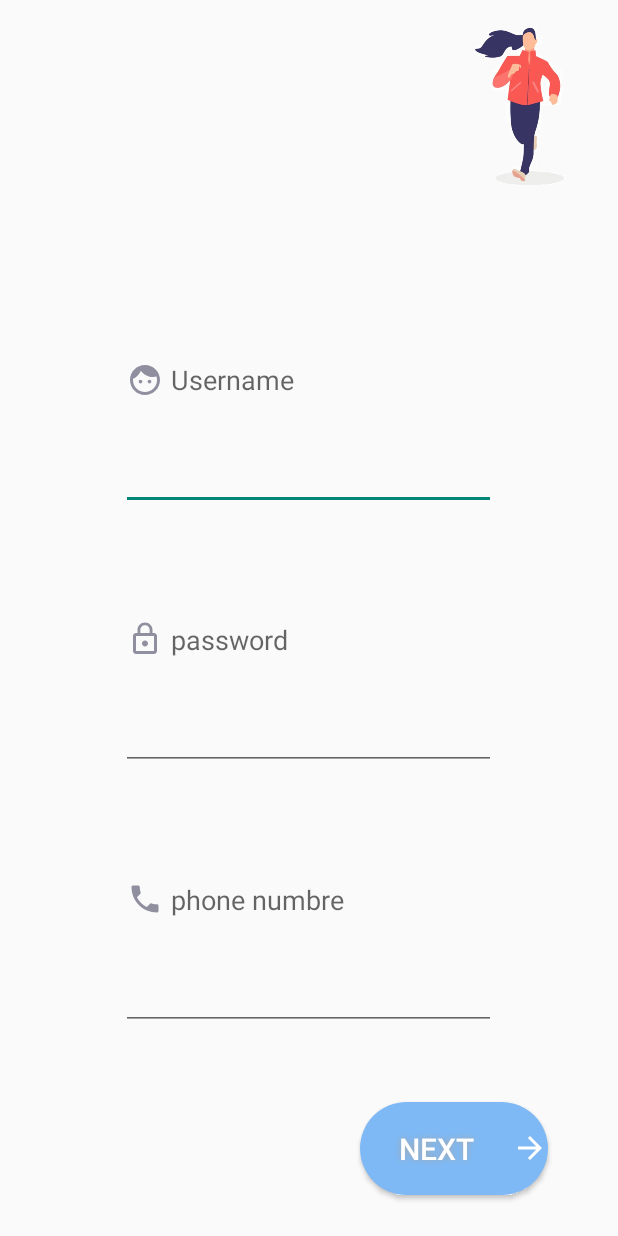
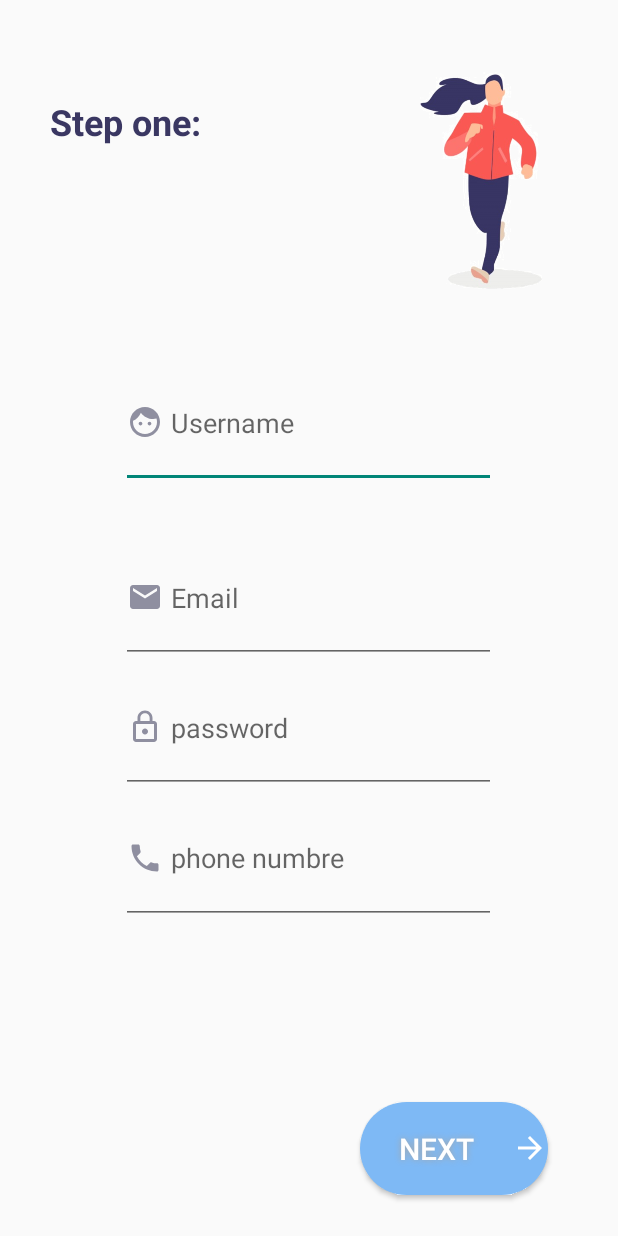
Before and after one commit to MeitalPeer77/MyApplication3, an Android app: the Register_step_one screen opened directly, with no data from a screen before it, on a phone screen of 412 x 824 dp. Run offline under Robolectric (Android 15) with nearby library versions, the light colour scheme and no system bars.

Commit message:
register step one

```diff
--- a/app/src/main/res/layout/activity_register_step_one.xml
+++ b/app/src/main/res/layout/activity_register_step_one.xml
@@ -8,8 +8,8 @@
 
     <LinearLayout
         android:id="@+id/linearLayout5"
-        android:layout_width="345dp"
-        android:layout_height="549dp"
+        android:layout_width="341dp"
+        android:layout_height="407dp"
         android:layout_marginStart="8dp"
         android:layout_marginLeft="8dp"
         android:layout_marginTop="8dp"
@@ -35,6 +35,20 @@
             android:drawablePadding="5dp"
             android:ems="10"
             android:hint="Username"
+            android:inputType="textEmailAddress"
+            android:paddingTop="40dp" />
+
+        <EditText
+            android:id="@+id/inputemail"
+            android:layout_width="250dp"
+            android:layout_height="wrap_content"
+            android:layout_gravity="center"
+            android:layout_weight="1"
+            android:drawableStart="@drawable/ic_email_24dp"
+            android:drawableLeft="@drawable/ic_email_24dp"
+            android:drawablePadding="5dp"
+            android:ems="10"
+            android:hint="Email"
             android:inputType="textEmailAddress"
             android:paddingTop="40dp" />
 
@@ -98,8 +112,8 @@
 
     <ImageView
         android:id="@+id/imageView"
-        android:layout_width="76dp"
-        android:layout_height="107dp"
+        android:layout_width="94dp"
+        android:layout_height="146dp"
         android:layout_marginStart="8dp"
         android:layout_marginLeft="8dp"
         android:layout_marginTop="8dp"
@@ -108,10 +122,31 @@
         android:layout_marginBottom="8dp"
         app:layout_constraintBottom_toBottomOf="parent"
         app:layout_constraintEnd_toEndOf="parent"
-        app:layout_constraintHorizontal_bias="0.94"
+        app:layout_constraintHorizontal_bias="0.88"
         app:layout_constraintStart_toStartOf="parent"
         app:layout_constraintTop_toTopOf="parent"
-        app:layout_constraintVertical_bias="0.013"
+        app:layout_constraintVertical_bias="0.06"
         app:srcCompat="@drawable/women3" />
 
+    <TextView
+        android:id="@+id/textView2"
+        android:layout_width="140dp"
+        android:layout_height="54dp"
+        android:layout_marginStart="8dp"
+        android:layout_marginLeft="8dp"
+        android:layout_marginTop="8dp"
+        android:layout_marginEnd="8dp"
+        android:layout_marginRight="8dp"
+        android:layout_marginBottom="8dp"
+        android:text="Step one:"
+        android:textColor="@color/darkBlue"
+        android:textSize="24sp"
+        android:textStyle="bold"
+        app:layout_constraintBottom_toBottomOf="parent"
+        app:layout_constraintEnd_toEndOf="parent"
+        app:layout_constraintHorizontal_bias="0.098"
+        app:layout_constraintStart_toStartOf="parent"
+        app:layout_constraintTop_toTopOf="parent"
+        app:layout_constraintVertical_bias="0.075" />
+
 </android.support.constraint.ConstraintLayout>
--- a/app/src/main/res/values/colors.xml
+++ b/app/src/main/res/values/colors.xml
@@ -4,7 +4,7 @@
     <color name="colorPrimaryDark">#00574B</color>
     <color name="colorAccent">#D81B60</color>
     <color name="red">#da5954</color>
-    <color name="darkBlue">#3a3762</color>
+    <color name="darkBlue">#3A3762</color>
     <color name="lightBlue">#7eb9f5</color>
     <color name="pink">#e4807e</color>
 
```
